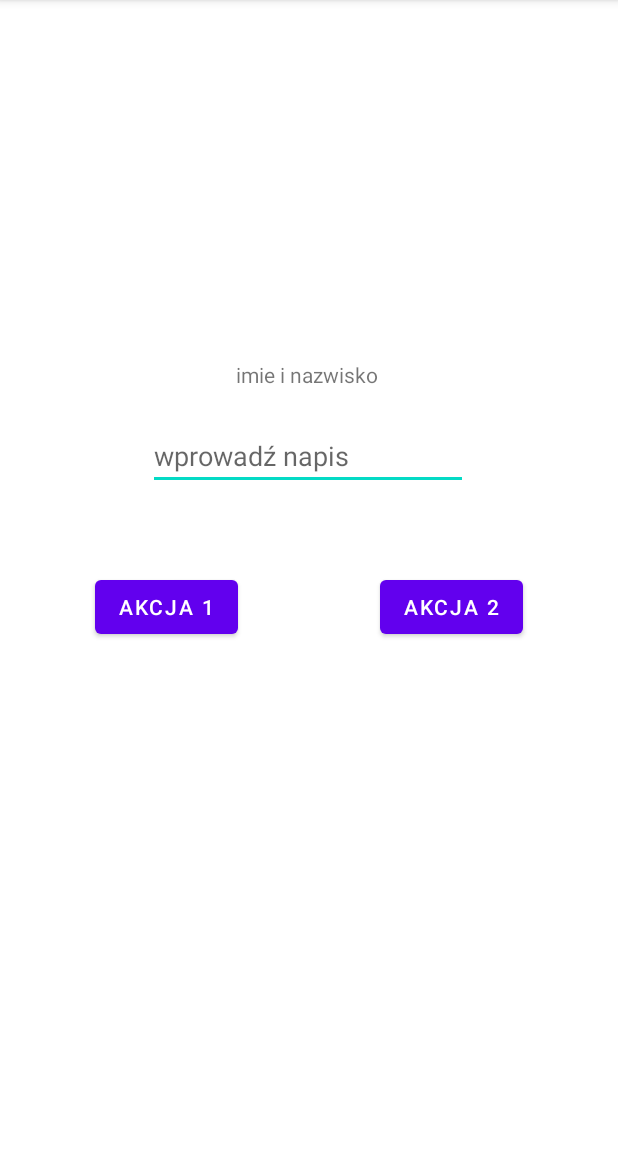
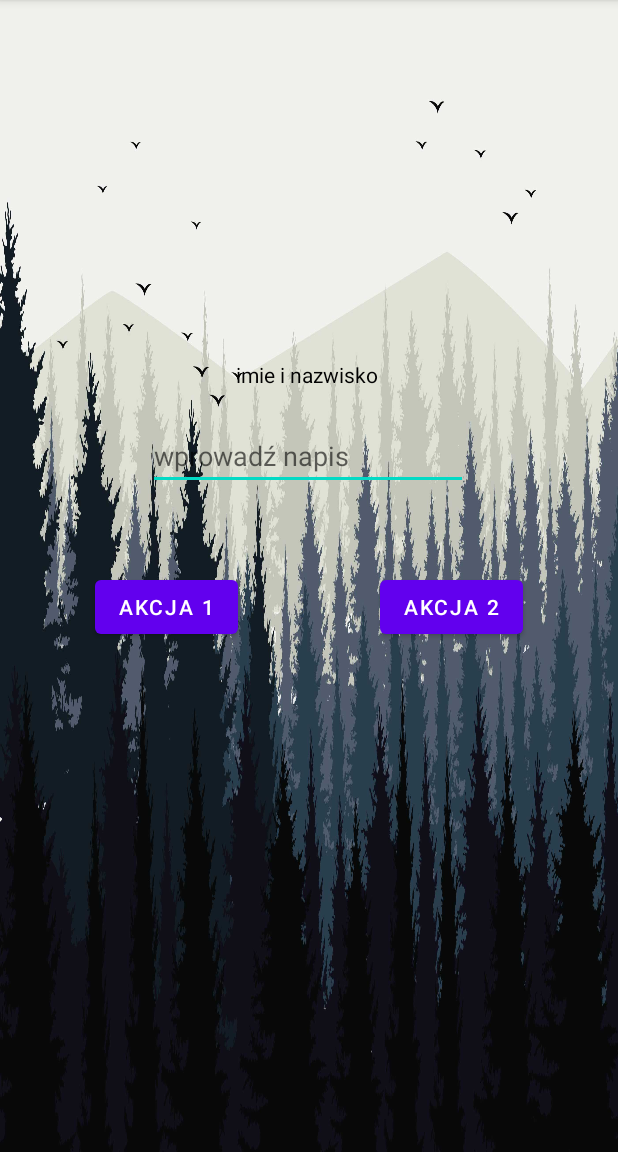
Before and after one commit to mihau11/pszysiski, an Android app: the screen it shows after launch (MainActivity), after a tap on "AKCJA 1", on a phone screen of 412 x 824 dp, the part 84-1236 px from its top. Run offline under Robolectric (Android 15) with nearby library versions, the phone set to English and light mode, and no system bars.

Commit message:
this is the end

```diff
--- a/app/src/main/java/com/example/pszysiski/MainActivity.kt
+++ b/app/src/main/java/com/example/pszysiski/MainActivity.kt
@@ -12,7 +12,10 @@ class MainActivity : AppCompatActivity() {
         val label = findViewById<TextView>(R.id.textView)
         val textbox = findViewById<TextView>(R.id.editTextTextPersonName)
         findViewById<Button>(R.id.button).setOnClickListener {
-            label.setText(label.text + textbox.text)
+            label.text = label.text.toString() + textbox.text.toString()
+        }
+        findViewById<Button>(R.id.button2).setOnClickListener {
+            label.text = "imie i nazwisko"
         }
     }
 }
--- a/app/src/main/res/layout/activity_main.xml
+++ b/app/src/main/res/layout/activity_main.xml
@@ -4,6 +4,7 @@
     xmlns:tools="http://schemas.android.com/tools"
     android:layout_width="match_parent"
     android:layout_height="match_parent"
+    android:background="@drawable/laski"
     tools:context=".MainActivity">
 
     <TextView
@@ -11,6 +12,7 @@
         android:layout_width="wrap_content"
         android:layout_height="wrap_content"
         android:text="imie i nazwisko"
+        android:textColor="#020202"
         app:layout_constraintBottom_toBottomOf="parent"
         app:layout_constraintHorizontal_bias="0.495"
         app:layout_constraintLeft_toLeftOf="parent"
```
Also changed, not shown: app/src/main/res/drawable/laski.jpg (added).
